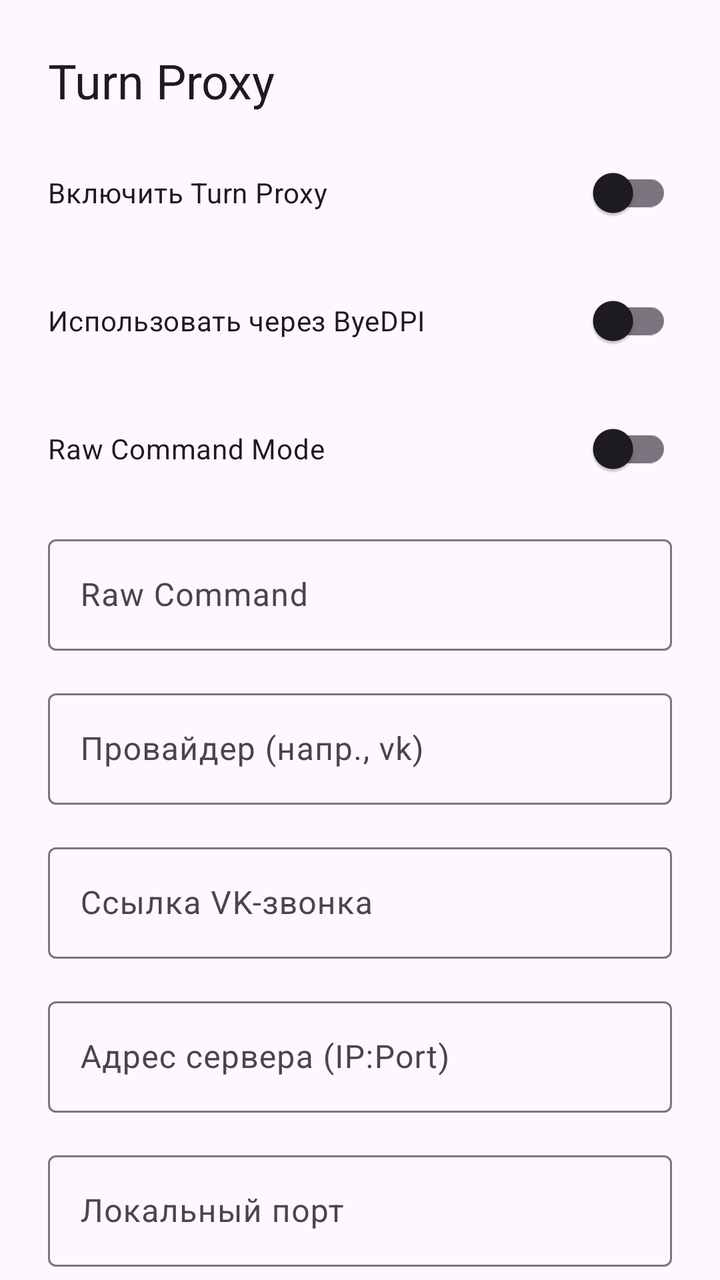
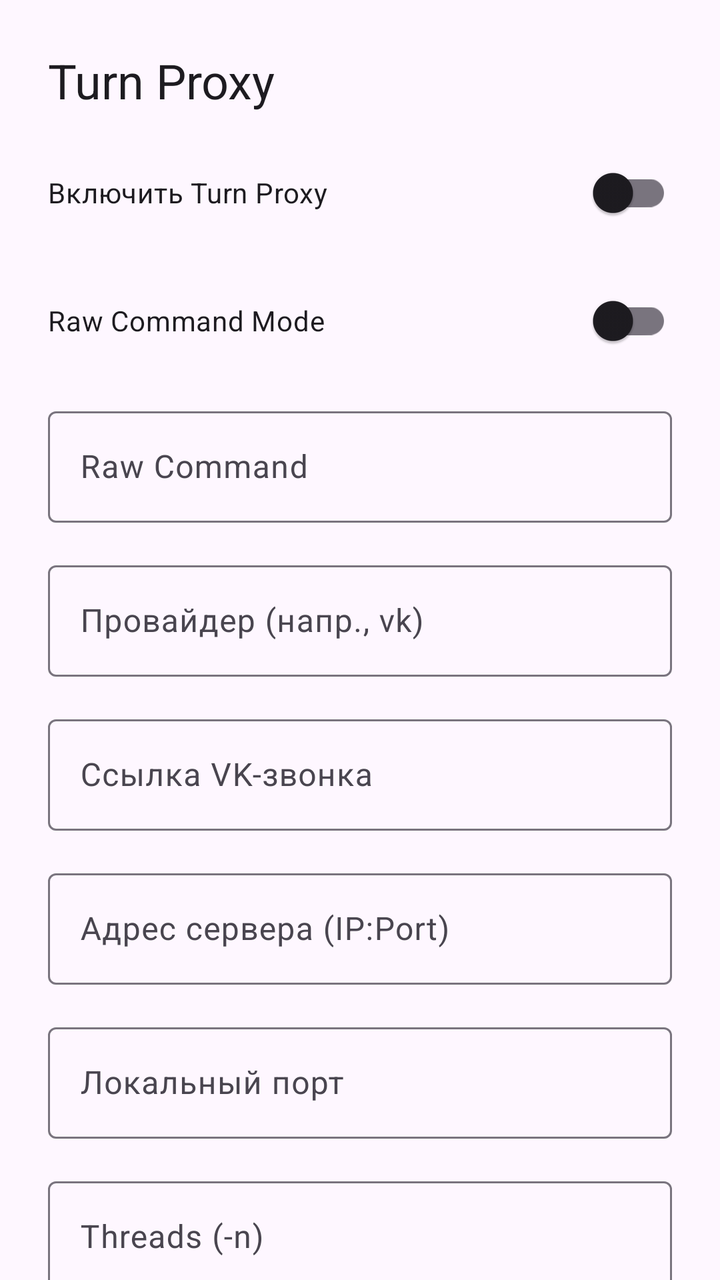

Screens rendered from an Android XML layout before and after an edit, with the pre-edit source and the edit as a unified diff.
<!-- AndroidManifest.xml: application theme DefaultTheme -->
<!-- res/layout/turn_proxy_bottom_sheet.xml -->
<?xml version="1.0" encoding="utf-8"?>
<androidx.core.widget.NestedScrollView xmlns:android="http://schemas.android.com/apk/res/android"
    android:layout_width="match_parent"
    android:layout_height="match_parent"
    android:fillViewport="true">

    <LinearLayout
        android:layout_width="match_parent"
        android:layout_height="wrap_content"
        android:orientation="vertical"
        android:padding="24dp">

        <TextView
            android:layout_width="wrap_content"
            android:layout_height="wrap_content"
            android:text="Turn Proxy"
            android:textAppearance="@style/TextAppearance.Material3.HeadlineSmall"
            android:layout_marginBottom="16dp" />

        <com.google.android.material.switchmaterial.SwitchMaterial
            android:id="@+id/swEnabled"
            android:layout_width="match_parent"
            android:layout_height="wrap_content"
            android:text="Включить Turn Proxy"
            android:layout_marginBottom="16dp" />

        <com.google.android.material.switchmaterial.SwitchMaterial
            android:id="@+id/swUseByeDpi"
            android:layout_width="match_parent"
            android:layout_height="wrap_content"
            android:text="Использовать через ByeDPI"
            android:layout_marginBottom="16dp" />

        <com.google.android.material.switchmaterial.SwitchMaterial
            android:id="@+id/swRawMode"
            android:layout_width="match_parent"
            android:layout_height="wrap_content"
            android:text="Raw Command Mode"
            android:layout_marginBottom="16dp" />

        <com.google.android.material.textfield.TextInputLayout
            android:layout_width="match_parent"
            android:layout_height="wrap_content"
            android:hint="Raw Command"
            style="@style/Widget.Material3.TextInputLayout.OutlinedBox"
            android:layout_marginBottom="16dp">
            <com.google.android.material.textfield.TextInputEditText
                android:id="@+id/etRawCommand"
                android:layout_width="match_parent"
                android:layout_height="wrap_content" />
        </com.google.android.material.textfield.TextInputLayout>

        <com.google.android.material.textfield.TextInputLayout
            android:layout_width="match_parent"
            android:layout_height="wrap_content"
            android:hint="Провайдер (напр., vk)"
            style="@style/Widget.Material3.TextInputLayout.OutlinedBox"
            android:layout_marginBottom="16dp">
            <com.google.android.material.textfield.TextInputEditText
                android:id="@+id/etProvider"
                android:layout_width="match_parent"
                android:layout_height="wrap_content" />
        </com.google.android.material.textfield.TextInputLayout>

        <com.google.android.material.textfield.TextInputLayout
            android:layout_width="match_parent"
            android:layout_height="wrap_content"
            android:hint="Ссылка VK-звонка"
            style="@style/Widget.Material3.TextInputLayout.OutlinedBox"
            android:layout_marginBottom="16dp">
            <com.google.android.material.textfield.TextInputEditText
                android:id="@+id/etVkLink"
                android:layout_width="match_parent"
                android:layout_height="wrap_content"
                android:inputType="textUri" />
        </com.google.android.material.textfield.TextInputLayout>

        <com.google.android.material.textfield.TextInputLayout
            android:layout_width="match_parent"
            android:layout_height="wrap_content"
            android:hint="Адрес сервера (IP:Port)"
            style="@style/Widget.Material3.TextInputLayout.OutlinedBox"
            android:layout_marginBottom="16dp">
            <com.google.android.material.textfield.TextInputEditText
                android:id="@+id/etServerAddr"
                android:layout_width="match_parent"
                android:layout_height="wrap_content" />
        </com.google.android.material.textfield.TextInputLayout>

        <com.google.android.material.textfield.TextInputLayout
            android:layout_width="match_parent"
            android:layout_height="wrap_content"
            android:hint="Локальный порт"
            style="@style/Widget.Material3.TextInputLayout.OutlinedBox"
            android:layout_marginBottom="16dp">
            <com.google.android.material.textfield.TextInputEditText
                android:id="@+id/etLocalPort"
                android:layout_width="match_parent"
                android:layout_height="wrap_content"
                android:inputType="number" />
        </com.google.android.material.textfield.TextInputLayout>

        <com.google.android.material.textfield.TextInputLayout
            android:layout_width="match_parent"
            android:layout_height="wrap_content"
            android:hint="Threads (-n)"
            style="@style/Widget.Material3.TextInputLayout.OutlinedBox"
            android:layout_marginBottom="16dp">
            <com.google.android.material.textfield.TextInputEditText
                android:id="@+id/etThreads"
                android:layout_width="match_parent"
                android:layout_height="wrap_content"
                android:inputType="number" />
        </com.google.android.material.textfield.TextInputLayout>

        <com.google.android.material.textfield.TextInputLayout
            android:layout_width="match_parent"
            android:layout_height="wrap_content"
            android:hint="Streams per Cred"
            style="@style/Widget.Material3.TextInputLayout.OutlinedBox"
            android:layout_marginBottom="16dp">
            <com.google.android.material.textfield.TextInputEditText
                android:id="@+id/etStreamsPerCred"
                android:layout_width="match_parent"
                android:layout_height="wrap_content"
                android:inputType="number" />
        </com.google.android.material.textfield.TextInputLayout>

        <com.google.android.material.switchmaterial.SwitchMaterial
            android:id="@+id/swTcpForward"
            android:layout_width="match_parent"
            android:layout_height="wrap_content"
            android:text="TCP Forward Mode (-mode tcp)"
            android:layout_marginBottom="16dp" />

        <com.google.android.material.switchmaterial.SwitchMaterial
            android:id="@+id/swBond"
            android:layout_width="match_parent"
            android:layout_height="wrap_content"
            android:text="Bond TCP (-bond)"
            android:layout_marginBottom="16dp" />

        <com.google.android.material.switchmaterial.SwitchMaterial
            android:id="@+id/swUseUdp"
            android:layout_width="match_parent"
            android:layout_height="wrap_content"
            android:text="UDP Transport (-transport udp)"
            android:layout_marginBottom="16dp" />

        <com.google.android.material.textfield.TextInputLayout
            android:layout_width="match_parent"
            android:layout_height="wrap_content"
            android:hint="Obfuscation Profile"
            style="@style/Widget.Material3.TextInputLayout.OutlinedBox"
            android:layout_marginBottom="16dp">
            <com.google.android.material.textfield.TextInputEditText
                android:id="@+id/etObfProfile"
                android:layout_width="match_parent"
                android:layout_height="wrap_content" />
        </com.google.android.material.textfield.TextInputLayout>

        <com.google.android.material.textfield.TextInputLayout
            android:layout_width="match_parent"
            android:layout_height="wrap_content"
            android:hint="Ключ обфускации"
            style="@style/Widget.Material3.TextInputLayout.OutlinedBox"
            android:layout_marginBottom="16dp">
            <com.google.android.material.textfield.TextInputEditText
                android:id="@+id/etObfKey"
                android:layout_width="match_parent"
                android:layout_height="wrap_content" />
        </com.google.android.material.textfield.TextInputLayout>

        <com.google.android.material.switchmaterial.SwitchMaterial
            android:id="@+id/swManualCaptcha"
            android:layout_width="match_parent"
            android:layout_height="wrap_content"
            android:text="Manual Captcha"
            android:layout_marginBottom="16dp" />

        <com.google.android.material.textfield.TextInputLayout
            android:layout_width="match_parent"
            android:layout_height="wrap_content"
            android:hint="Browser (firefox/chrome)"
            style="@style/Widget.Material3.TextInputLayout.OutlinedBox"
            android:layout_marginBottom="16dp">
            <com.google.android.material.textfield.TextInputEditText
                android:id="@+id/etBrowser"
                android:layout_width="match_parent"
                android:layout_height="wrap_content" />
        </com.google.android.material.textfield.TextInputLayout>

        <com.google.android.material.textfield.TextInputLayout
            android:layout_width="match_parent"
            android:layout_height="wrap_content"
            android:hint="Custom DNS Servers"
            style="@style/Widget.Material3.TextInputLayout.OutlinedBox"
            android:layout_marginBottom="16dp">
            <com.google.android.material.textfield.TextInputEditText
                android:id="@+id/etDnsServers"
                android:layout_width="match_parent"
                android:layout_height="wrap_content" />
        </com.google.android.material.textfield.TextInputLayout>

        <com.google.android.material.textfield.TextInputLayout
            android:layout_width="match_parent"
            android:layout_height="wrap_content"
            android:hint="DNS Mode (auto/plain/doh)"
            style="@style/Widget.Material3.TextInputLayout.OutlinedBox"
            android:layout_marginBottom="16dp">
            <com.google.android.material.textfield.TextInputEditText
                android:id="@+id/etDnsMode"
                android:layout_width="match_parent"
                android:layout_height="wrap_content" />
        </com.google.android.material.textfield.TextInputLayout>

        <com.google.android.material.textfield.TextInputLayout
            android:layout_width="match_parent"
            android:layout_height="wrap_content"
            android:hint="Magic Turn Server"
            style="@style/Widget.Material3.TextInputLayout.OutlinedBox"
            android:layout_marginBottom="16dp">
            <com.google.android.material.textfield.TextInputEditText
                android:id="@+id/etMagicTurn"
                android:layout_width="match_parent"
                android:layout_height="wrap_content" />
        </com.google.android.material.textfield.TextInputLayout>

        <com.google.android.material.textfield.TextInputLayout
            android:layout_width="match_parent"
            android:layout_height="wrap_content"
            android:hint="Client ID"
            style="@style/Widget.Material3.TextInputLayout.OutlinedBox"
            android:layout_marginBottom="16dp">
            <com.google.android.material.textfield.TextInputEditText
                android:id="@+id/etClientId"
                android:layout_width="match_parent"
                android:layout_height="wrap_content" />
        </com.google.android.material.textfield.TextInputLayout>

        <Button
            android:id="@+id/btnSave"
            android:layout_width="match_parent"
            android:layout_height="wrap_content"
            android:layout_marginTop="8dp"
            android:text="Сохранить" />

    </LinearLayout>
</androidx.core.widget.NestedScrollView>
<!-- resources referenced by this layout -->
<resources>
  <style name="DefaultTheme" parent="Theme.Material3.DayNight.NoActionBar">
          <item name="preferenceTheme">@style/PrefsTheme</item>
      </style>
  <style name="PrefsTheme" parent="PreferenceThemeOverlay">
          <item name="android:layout">@layout/fragment_settings</item>
      </style>
</resources>

<!-- the commit's change to res/layout/turn_proxy_bottom_sheet.xml (unified diff, before → after) -->
@@ -24,12 +24,7 @@
             android:text="Включить Turn Proxy"
             android:layout_marginBottom="16dp" />
 
-        <com.google.android.material.switchmaterial.SwitchMaterial
-            android:id="@+id/swUseByeDpi"
-            android:layout_width="match_parent"
-            android:layout_height="wrap_content"
-            android:text="Использовать через ByeDPI"
-            android:layout_marginBottom="16dp" />
+        
 
         <com.google.android.material.switchmaterial.SwitchMaterial
             android:id="@+id/swRawMode"
